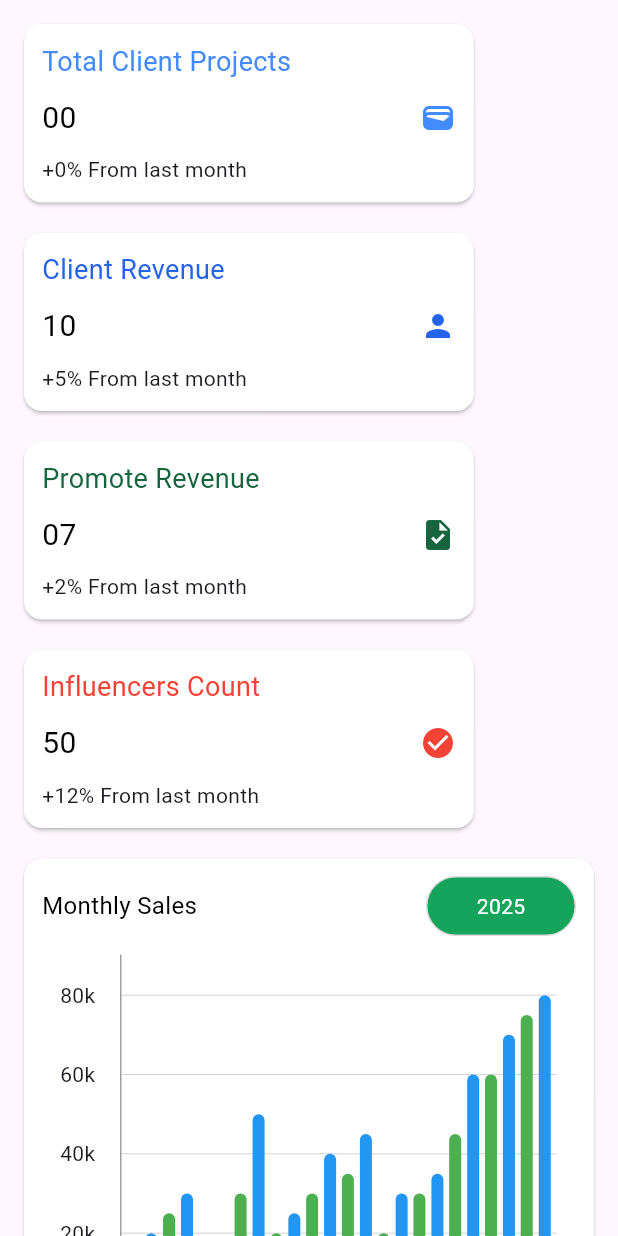
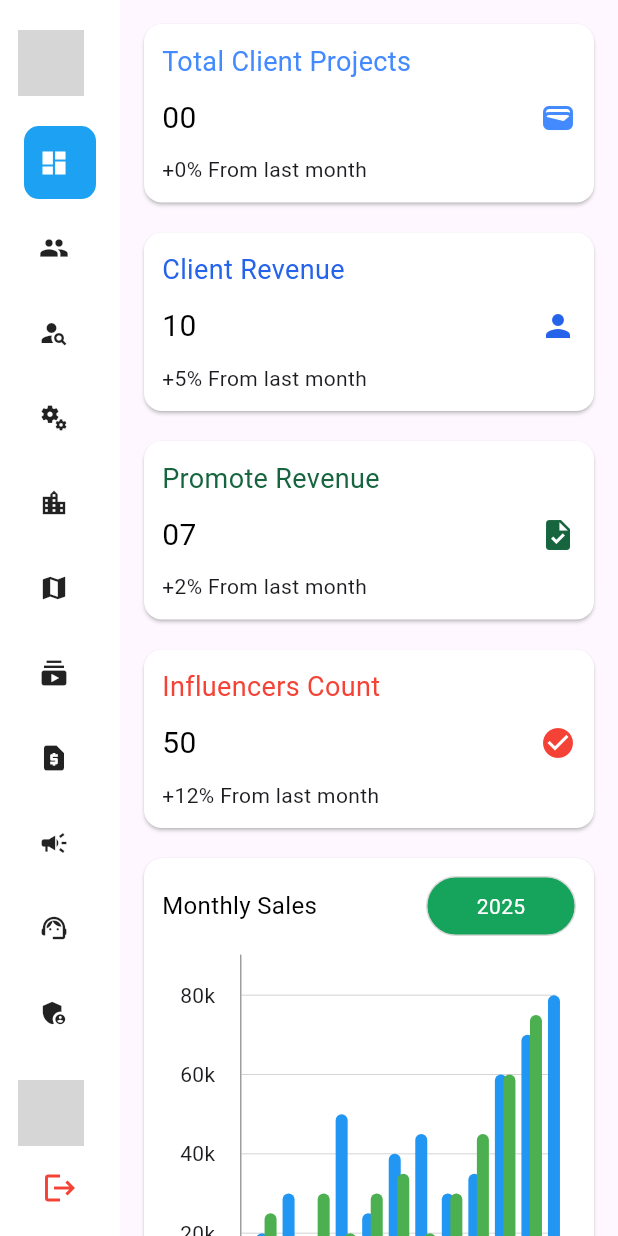
Before and after one commit to sudharsanrankuhigher/web_app, a Flutter app: the DashBoardView screen opened by its route, on a phone screen of 412 x 824 dp. Run offline on Flutter 3.47's test engine with Material 3 defaults, Android fonts, the phone set to English and light mode, and no system bars; drawn by our look-alikes of fl_chart; our stand-ins replace data_table_2, file_picker, flutter_screenutil, go_router, image_picker, stacked and 2 more; accounts and stored records are empty; network calls fail; Roboto replaces fonts that are missing (Inter_Bold, Inter_SemiBold); grey boxes are pictures that could not be loaded.

Commit message:
update route

```diff
--- a/lib/app/app.locator.dart
+++ b/lib/app/app.locator.dart
@@ -10,6 +10,8 @@ import 'package:stacked_services/src/bottom_sheet/bottom_sheet_service.dart';
 import 'package:stacked_services/src/dialog/dialog_service.dart';
 import 'package:stacked_services/src/navigation/navigation_service.dart';
 import 'package:stacked_shared/stacked_shared.dart';
+
+import '../ui/views/home/home_viewmodel.dart';
 
 final locator = StackedLocator.instance;
 
@@ -25,4 +27,5 @@ Future<void> setupLocator({
   locator.registerLazySingleton(() => BottomSheetService());
   locator.registerLazySingleton(() => DialogService());
   locator.registerLazySingleton(() => NavigationService());
+  locator.registerLazySingleton(() => HomeViewModel());
 }
--- /dev/null
+++ b/lib/app/router.dart
@@ -0,0 +1,99 @@
+import 'package:flutter/cupertino.dart';
+import 'package:go_router/go_router.dart';
+import 'package:webapp/ui/views/home/home_view.dart';
+import 'package:webapp/ui/views/dash_board/dash_board_view.dart';
+import 'package:webapp/ui/views/users/users_view.dart';
+import 'package:webapp/ui/views/influencers/influencers_view.dart';
+import 'package:webapp/ui/views/services/services_view.dart';
+import 'package:webapp/ui/views/plans/plans_view.dart';
+import 'package:webapp/ui/views/requests/requests_view.dart';
+import 'package:webapp/ui/views/login/login_view.dart';
+import 'package:webapp/ui/views/startup/startup_view.dart';
+
+final GoRouter router = GoRouter(
+  initialLocation: '/home/dashboard',
+  routes: [
+    ShellRoute(
+      builder: (context, state, child) {
+        // child = current right-side page
+        return HomeView(
+          child: child,
+        );
+      },
+      routes: [
+        GoRoute(
+          path: '/home/dashboard',
+          builder: (context, state) => DashBoardView(),
+        ),
+        GoRoute(
+          path: '/home/users',
+          builder: (context, state) => UsersView(),
+        ),
+        GoRoute(
+          path: '/home/influencers',
+          builder: (context, state) => InfluencersView(),
+        ),
+        GoRoute(
+          path: '/home/services',
+          builder: (context, state) => ServicesView(),
+        ),
+        GoRoute(
+          path: '/home/plans',
+          builder: (context, state) => PlansView(),
+        ),
+        GoRoute(
+          path: '/home/requests',
+          builder: (context, state) => RequestsView(),
+        ),
+        GoRoute(
+          path: '/home/city',
+          builder: (context, state) => Container(
+            child: Center(
+              child: Text('city'),
+            ),
+          ),
+        ),
+        GoRoute(
+          path: '/home/state',
+          builder: (context, state) => Container(
+            child: Center(
+              child: Text('state'),
+            ),
+          ),
+        ),
+        GoRoute(
+          path: '/home/promotion-projects',
+          builder: (context, state) => Container(
+            child: Center(
+              child: Text('promotion-projects'),
+            ),
+          ),
+        ),
+        GoRoute(
+          path: '/home/contact-support',
+          builder: (context, state) => Container(
+            child: Center(
+              child: Text('contact-support'),
+            ),
+          ),
+        ),
+        GoRoute(
+          path: '/home/sub-admin',
+          builder: (context, state) => Container(
+            child: Center(
+              child: Text('sub-admin'),
+            ),
+          ),
+        ),
+      ],
+    ),
+    GoRoute(
+      path: '/login',
+      builder: (context, state) => LoginView(),
+    ),
+    GoRoute(
+      path: '/startup',
+      builder: (context, state) => StartupView(),
+    ),
+  ],
+);
--- a/lib/core/navigation/navigation_mixin.dart
+++ b/lib/core/navigation/navigation_mixin.dart
@@ -7,7 +7,7 @@ mixin NavigationMixin {
 
   void goToHome() => _navigationService.navigateTo(Routes.homeView);
   void goToLogin() => _navigationService.navigateTo(Routes.loginView);
-  void goToDashboard() => _navigationService.navigateTo(Routes.dashBoardView);
-  void goToUsers() => _navigationService.navigateTo(Routes.usersView);
-  void goToServices() => _navigationService.navigateTo(Routes.servicesView);
+  // void goToDashboard() => _navigationService.navigateTo(Routes.dashBoardView);
+  // void goToUsers() => _navigationService.navigateTo(Routes.usersView);
+  // void goToServices() => _navigationService.navigateTo(Routes.servicesView);
 }
--- a/lib/ui/common/dialog/message_dialog.dart
+++ b/lib/ui/common/dialog/message_dialog.dart
@@ -20,9 +20,7 @@ class MessageDialog extends StatelessWidget {
     return WillPopScope(
       onWillPop: () async => false,
       child: Dialog(
-        shape: RoundedRectangleBorder(
-          borderRadius: BorderRadius.circular(15),
-        ),
+        shape: RoundedRectangleBorder(borderRadius: BorderRadius.circular(15)),
         backgroundColor: Colors.white70,
         child: Column(
           mainAxisSize: MainAxisSize.min,
--- a/lib/ui/views/home/home_view.dart
+++ b/lib/ui/views/home/home_view.dart
@@ -1,21 +1,28 @@
 import 'package:flutter/material.dart';
 import 'package:flutter_screenutil/flutter_screenutil.dart';
+import 'package:go_router/go_router.dart';
 import 'package:stacked/stacked.dart';
+import 'package:stacked_services/stacked_services.dart';
+
 import 'package:webapp/ui/common/shared/styles.dart';
-
 import 'home_viewmodel.dart';
 
 class HomeView extends StackedView<HomeViewModel> {
-  const HomeView({Key? key}) : super(key: key);
+  final Widget child;
+  const HomeView({Key? key, required this.child}) : super(key: key);
 
   @override
-  Widget builder(BuildContext context, HomeViewModel viewModel, Widget? child) {
+  Widget builder(BuildContext context, HomeViewModel viewModel, Widget? _) {
     final bool isExtended = MediaQuery.of(context).size.width > 900;
+    final currentLocation =
+        GoRouter.of(context).routerDelegate.currentConfiguration.fullPath;
+    viewModel.updateIndexFromRoute(currentLocation);
 
     return Scaffold(
       backgroundColor: Colors.white,
       body: Row(
         children: [
+          // ─────────── LEFT MENU ───────────
           Container(
             width: isExtended ? 230 : 80,
             color: Colors.white,
@@ -25,7 +32,7 @@ class HomeView extends StackedView<HomeViewModel> {
                   ? CrossAxisAlignment.start
                   : CrossAxisAlignment.center,
               children: [
-                // ─────────── LOGO + TEXT ───────────
+                // Logo + App Name
                 Row(
                   children: [
                     const CircleAvatar(
@@ -56,12 +63,12 @@ class HomeView extends StackedView<HomeViewModel> {
                           ],
                         ),
                       ),
-                    ]
+                    ],
                   ],
                 ),
                 verticalSpacing16,
 
-                // ─────────── MENU ITEMS ───────────
+                // Menu Items
                 Expanded(
                   child: ListView.builder(
                     itemCount: viewModel.railLabel.length,
@@ -71,7 +78,7 @@ class HomeView extends StackedView<HomeViewModel> {
                       return Padding(
                         padding: defaultPadding4,
                         child: GestureDetector(
-                          onTap: () => viewModel.selectedIndexes(index),
+                          onTap: () => viewModel.onMenuTap(index, context),
                           child: AnimatedContainer(
                             duration: const Duration(milliseconds: 250),
                             height: 48.h,
@@ -104,7 +111,7 @@ class HomeView extends StackedView<HomeViewModel> {
                                           : FontWeight.w500,
                                     ),
                                   ),
-                                ]
+                                ],
                               ],
                             ),
                           ),
@@ -116,6 +123,7 @@ class HomeView extends StackedView<HomeViewModel> {
 
                 verticalSpacing12,
 
+                // Profile & Logout
                 Column(
                   children: [
                     Row(
@@ -126,14 +134,16 @@ class HomeView extends StackedView<HomeViewModel> {
                             "https://example.com/profile.jpg",
                           ),
                         ),
-                        horizontalSpacing10,
                         if (isExtended) ...[
-                          const SizedBox(height: 10),
-                          const Text("Sudharsan",
-                              style: TextStyle(fontWeight: FontWeight.bold)),
-                          const Text("Admin",
-                              style: TextStyle(color: Colors.grey)),
-                          const SizedBox(height: 20),
+                          const SizedBox(width: 10),
+                          const Text(
+                            "Sudharsan",
+                            style: TextStyle(fontWeight: FontWeight.bold),
+                          ),
+                          const Text(
+                            "Admin",
+                            style: TextStyle(color: Colors.grey),
+                          ),
                         ],
                       ],
                     ),
@@ -146,22 +156,23 @@ class HomeView extends StackedView<HomeViewModel> {
                             : MainAxisAlignment.center,
                         children: [
                           const Icon(Icons.logout, color: Colors.red),
-                          if (isExtended) horizontalSpacing10,
+                          if (isExtended) const SizedBox(width: 10),
                           if (isExtended)
-                            const Text("Logout",
-                                style: TextStyle(color: Colors.red)),
+                            const Text(
+                              "Logout",
+                              style: TextStyle(color: Colors.red),
+                            ),
                         ],
                       ),
-                    )
+                    ),
                   ],
                 ),
               ],
             ),
           ),
 
-          // RIGHT SIDE PAGE CONTENT
           Expanded(
-            child: viewModel.pages[viewModel.selectedIndex],
+            child: child ?? Center(child: CircularProgressIndicator()),
           ),
         ],
       ),
@@ -170,4 +181,9 @@ class HomeView extends StackedView<HomeViewModel> {
 
   @override
   HomeViewModel viewModelBuilder(BuildContext context) => HomeViewModel();
+
+  @override
+  void onViewModelReady(HomeViewModel viewModel) {
+    viewModel.init(StackedService.navigatorKey!.currentContext!);
+  }
 }
--- a/lib/ui/views/users/users_view.dart
+++ b/lib/ui/views/users/users_view.dart
@@ -61,10 +61,9 @@ class UsersView extends StackedView<UsersViewModel> {
                     ),
                   ),
                   if (isExtended)
-                    Expanded(
-                        child: SizedBox(
+                    SizedBox(
                       width: 240,
-                    )),
+                    ),
                   // Filter Button
                   SizedBox(
                     width: 180,
--- a/lib/ui/views/users/widgets/user_table_source.dart
+++ b/lib/ui/views/users/widgets/user_table_source.dart
@@ -4,7 +4,6 @@ import 'package:webapp/ui/views/users/model/users_model.dart';
 class UserTableSource extends DataTableSource {
   final List<UserModel> originalList;
   List<UserModel> filteredList;
-
 
   UserTableSource({
     required List<UserModel> users,
--- a/pubspec.yaml
+++ b/pubspec.yaml
@@ -9,14 +9,16 @@ environment:
 dependencies:
   flutter:
     sdk: flutter
-  stacked: ^3.4.0
-  stacked_services: ^1.1.0
+  stacked: ^3.5.0
+  stacked_services: ^1.6.0
   flutter_screenutil: ^5.9.3
   navigation_rail_flutter: ^1.0.3
   fl_chart: ^1.1.1
   data_table_2: ^2.7.2
   image_picker: ^1.2.1
   file_picker: ^10.3.7
+  go_router: ^17.0.0
+
 
 dev_dependencies:
   build_runner: ^2.4.5
```
Also changed, not shown: lib/app/app.dart (+22 -7 lines), lib/app/app.router.dart (+153 -100 lines), lib/main.dart (+13 -8 lines), lib/ui/common/dialog/custom_dialog.dart (+9 -8 lines), lib/ui/common/dialog/error_dialog.dart (+10 -12 lines), lib/ui/common/dialog/success_dialog.dart (+8 -7 lines), lib/ui/common/shared/styles.dart (+5 -5 lines), lib/ui/views/home/home_viewmodel.dart (+106 -5 lines), lib/ui/views/home/widgets/right_side_navigator.dart (added, +70 -0 lines), pubspec.lock, 3 other files.
